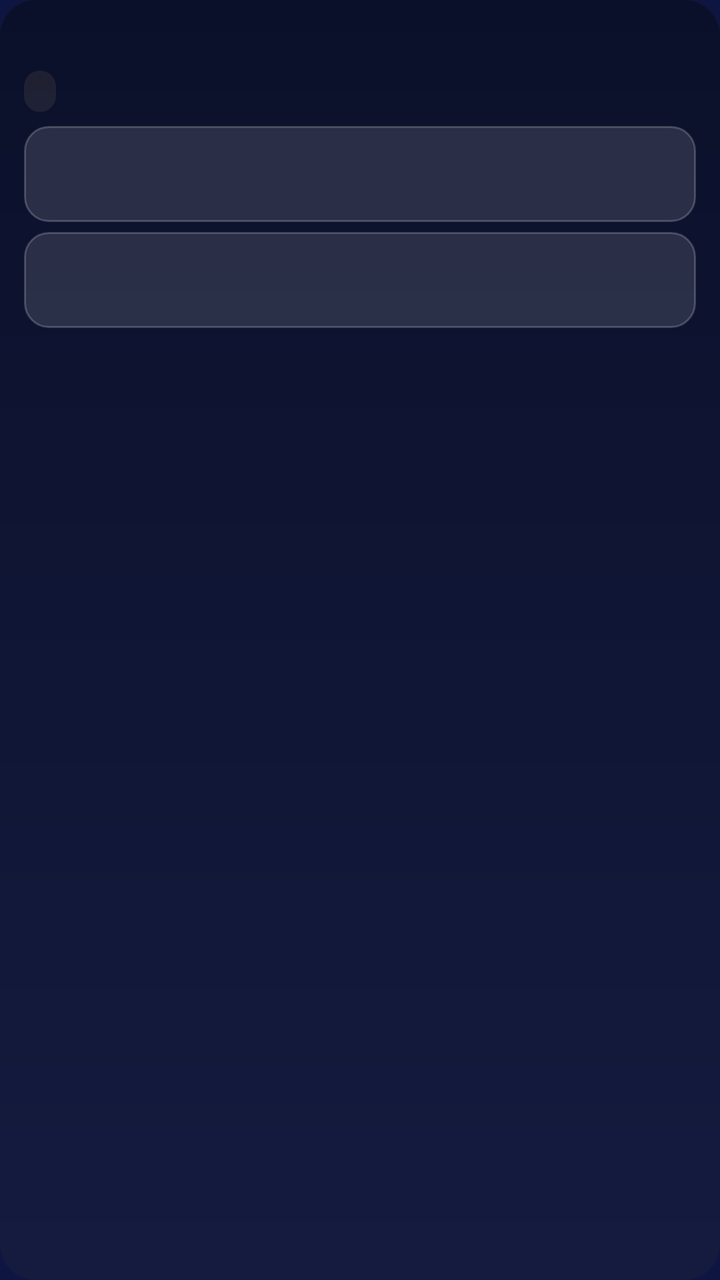
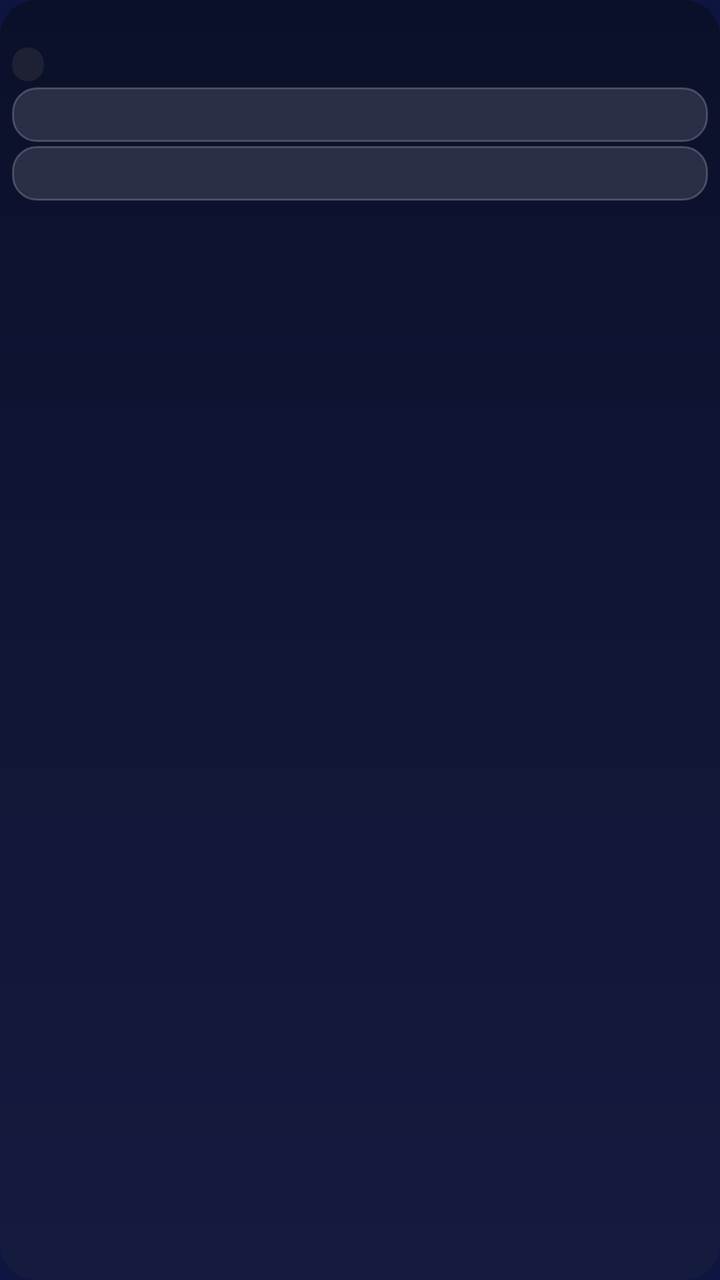

Screens rendered from an Android XML layout before and after an edit, with the pre-edit source and the edit as a unified diff.
<!-- AndroidManifest.xml: application theme Theme.Mawaqiti -->
<!-- res/layout/widget_mawaqiti_en.xml -->
<?xml version="1.0" encoding="utf-8"?>
<LinearLayout xmlns:android="http://schemas.android.com/apk/res/android"
    android:id="@+id/widget_root"
    android:layout_width="match_parent"
    android:layout_height="match_parent"
    android:background="@drawable/widget_background"
    android:layoutDirection="ltr"
    android:orientation="vertical"
    android:padding="12dp">

    
    <LinearLayout
        android:layout_width="match_parent"
        android:layout_height="wrap_content"
        android:gravity="center_vertical"
        android:orientation="horizontal">

        <TextView
            android:id="@+id/widget_wordmark"
            android:layout_width="wrap_content"
            android:layout_height="wrap_content"
            android:gravity="start|center_vertical"
            android:maxLines="1"
            android:textColor="@color/widget_gold"
            android:textSize="12sp"
            android:textStyle="bold" />

        <TextView
            android:id="@+id/widget_city"
            android:layout_width="0dp"
            android:layout_height="wrap_content"
            android:layout_marginStart="@dimen/widget_row_gap"
            android:layout_weight="1"
            android:ellipsize="end"
            android:gravity="end|center_vertical"
            android:maxLines="1"
            android:textColor="@color/widget_text"
            android:textSize="15sp"
            android:textStyle="bold" />
    </LinearLayout>

    
    <LinearLayout
        android:layout_width="match_parent"
        android:layout_height="wrap_content"
        android:layout_marginTop="3dp"
        android:gravity="center_vertical"
        android:orientation="horizontal">

        <TextView
            android:id="@+id/widget_next"
            android:layout_width="wrap_content"
            android:layout_height="wrap_content"
            android:background="@drawable/widget_gold_pill"
            android:ellipsize="end"
            android:maxLines="1"
            android:paddingStart="8dp"
            android:paddingTop="3dp"
            android:paddingEnd="8dp"
            android:paddingBottom="3dp"
            android:textColor="@color/widget_gold"
            android:textSize="11sp"
            android:textStyle="bold" />

        <TextView
            android:id="@+id/widget_date"
            android:layout_width="0dp"
            android:layout_height="wrap_content"
            android:layout_marginStart="8dp"
            android:layout_weight="1"
            android:ellipsize="end"
            android:gravity="end|center_vertical"
            android:maxLines="1"
            android:textColor="@color/widget_text_muted"
            android:textSize="11sp" />
    </LinearLayout>

    
    <LinearLayout
        android:layout_width="match_parent"
        android:layout_height="wrap_content"
        android:layout_marginTop="7dp"
        android:background="@drawable/widget_glass_row"
        android:baselineAligned="false"
        android:orientation="horizontal"
        android:paddingTop="7dp"
        android:paddingBottom="7dp">

        <LinearLayout
            android:layout_width="0dp"
            android:layout_height="wrap_content"
            android:layout_weight="1"
            android:gravity="center"
            android:orientation="vertical">

            <TextView
                android:id="@+id/widget_fajr_name"
                android:layout_width="wrap_content"
                android:layout_height="wrap_content"
                android:maxLines="1"
                android:textColor="@color/widget_text_muted"
                android:textSize="10sp" />

            <TextView
                android:id="@+id/widget_fajr_time"
                android:layout_width="wrap_content"
                android:layout_height="wrap_content"
                android:maxLines="1"
                android:textColor="@color/widget_text"
                android:textSize="15sp"
                android:textStyle="bold" />
        </LinearLayout>

        <LinearLayout
            android:layout_width="0dp"
            android:layout_height="wrap_content"
            android:layout_weight="1"
            android:gravity="center"
            android:orientation="vertical">

            <TextView
                android:id="@+id/widget_sunrise_name"
                android:layout_width="wrap_content"
                android:layout_height="wrap_content"
                android:maxLines="1"
                android:textColor="@color/widget_text_muted"
                android:textSize="10sp" />

            <TextView
                android:id="@+id/widget_sunrise_time"
                android:layout_width="wrap_content"
                android:layout_height="wrap_content"
                android:maxLines="1"
                android:textColor="@color/widget_text"
                android:textSize="15sp"
                android:textStyle="bold" />
        </LinearLayout>

        <LinearLayout
            android:layout_width="0dp"
            android:layout_height="wrap_content"
            android:layout_weight="1"
            android:gravity="center"
            android:orientation="vertical">

            <TextView
                android:id="@+id/widget_dhuhr_name"
                android:layout_width="wrap_content"
                android:layout_height="wrap_content"
                android:maxLines="1"
                android:textColor="@color/widget_text_muted"
                android:textSize="10sp" />

            <TextView
                android:id="@+id/widget_dhuhr_time"
                android:layout_width="wrap_content"
                android:layout_height="wrap_content"
                android:maxLines="1"
                android:textColor="@color/widget_text"
                android:textSize="15sp"
                android:textStyle="bold" />
        </LinearLayout>
    </LinearLayout>

    
    <LinearLayout
        android:layout_width="match_parent"
        android:layout_height="wrap_content"
        android:layout_marginTop="5dp"
        android:background="@drawable/widget_glass_row"
        android:baselineAligned="false"
        android:orientation="horizontal"
        android:paddingTop="7dp"
        android:paddingBottom="7dp">

        <LinearLayout
            android:layout_width="0dp"
            android:layout_height="wrap_content"
            android:layout_weight="1"
            android:gravity="center"
            android:orientation="vertical">

            <TextView
                android:id="@+id/widget_asr_name"
                android:layout_width="wrap_content"
                android:layout_height="wrap_content"
                android:maxLines="1"
                android:textColor="@color/widget_text_muted"
                android:textSize="10sp" />

            <TextView
                android:id="@+id/widget_asr_time"
                android:layout_width="wrap_content"
                android:layout_height="wrap_content"
                android:maxLines="1"
                android:textColor="@color/widget_text"
                android:textSize="15sp"
                android:textStyle="bold" />
        </LinearLayout>

        <LinearLayout
            android:layout_width="0dp"
            android:layout_height="wrap_content"
            android:layout_weight="1"
            android:gravity="center"
            android:orientation="vertical">

            <TextView
                android:id="@+id/widget_maghrib_name"
                android:layout_width="wrap_content"
                android:layout_height="wrap_content"
                android:maxLines="1"
                android:textColor="@color/widget_text_muted"
                android:textSize="10sp" />

            <TextView
                android:id="@+id/widget_maghrib_time"
                android:layout_width="wrap_content"
                android:layout_height="wrap_content"
                android:maxLines="1"
                android:textColor="@color/widget_text"
                android:textSize="15sp"
                android:textStyle="bold" />
        </LinearLayout>

        <LinearLayout
            android:layout_width="0dp"
            android:layout_height="wrap_content"
            android:layout_weight="1"
            android:gravity="center"
            android:orientation="vertical">

            <TextView
                android:id="@+id/widget_isha_name"
                android:layout_width="wrap_content"
                android:layout_height="wrap_content"
                android:maxLines="1"
                android:textColor="@color/widget_text_muted"
                android:textSize="10sp" />

            <TextView
                android:id="@+id/widget_isha_time"
                android:layout_width="wrap_content"
                android:layout_height="wrap_content"
                android:maxLines="1"
                android:textColor="@color/widget_text"
                android:textSize="15sp"
                android:textStyle="bold" />
        </LinearLayout>
    </LinearLayout>
</LinearLayout>
<!-- resources referenced by this layout -->
<resources>
  <color name="widget_gold">#FFD98A</color>
  <color name="widget_text">#F3F5FF</color>
  <color name="widget_text_muted">#AEB7D6</color>
  <dimen name="widget_row_gap">12dp</dimen>
  <!-- drawable widget_background (drawable) -->
  <?xml version="1.0" encoding="utf-8"?>
  <shape xmlns:android="http://schemas.android.com/apk/res/android"
      android:shape="rectangle">
      <gradient
          android:angle="270"
          android:startColor="@color/widget_night_top"
          android:endColor="@color/widget_night_bottom"
          android:type="linear" />
      <corners android:radius="18dp" />
  </shape>
  <!-- drawable widget_glass_row (drawable) -->
  <?xml version="1.0" encoding="utf-8"?>
  <shape xmlns:android="http://schemas.android.com/apk/res/android"
      android:shape="rectangle">
      <solid android:color="@color/widget_glass" />
      <stroke
          android:width="1dp"
          android:color="@color/widget_glass_border" />
      <corners android:radius="12dp" />
  </shape>
  <!-- drawable widget_gold_pill (drawable) -->
  <?xml version="1.0" encoding="utf-8"?>
  <shape xmlns:android="http://schemas.android.com/apk/res/android"
      android:shape="rectangle">
      <solid android:color="#14FFD98A" />
      <corners android:radius="12dp" />
  </shape>
  <style name="Theme.Mawaqiti" parent="Theme.AppCompat.DayNight.NoActionBar">
          <item name="android:windowBackground">@color/mawaqiti_background</item>
          <item name="android:statusBarColor">@android:color/transparent</item>
          <item name="android:navigationBarColor">@android:color/transparent</item>
          <item name="android:windowLightStatusBar">false</item>
      </style>
  <color name="widget_night_top">#0B102A</color>
  <color name="widget_night_bottom">#141B3F</color>
  <color name="widget_glass">#1FFFFFFF</color>
  <color name="widget_glass_border">#33FFFFFF</color>
  <color name="mawaqiti_background">#0E1540</color>
</resources>

<!-- the commit's change to res/layout/widget_mawaqiti_en.xml (unified diff, before → after) -->
@@ -6,7 +6,7 @@
     android:background="@drawable/widget_background"
     android:layoutDirection="ltr"
     android:orientation="vertical"
-    android:padding="12dp">
+    android:padding="6dp">
 
     
     <LinearLayout
@@ -22,7 +22,7 @@
             android:gravity="start|center_vertical"
             android:maxLines="1"
             android:textColor="@color/widget_gold"
-            android:textSize="12sp"
+            android:textSize="10sp"
             android:textStyle="bold" />
 
         <TextView
@@ -35,7 +35,7 @@
             android:gravity="end|center_vertical"
             android:maxLines="1"
             android:textColor="@color/widget_text"
-            android:textSize="15sp"
+            android:textSize="11sp"
             android:textStyle="bold" />
     </LinearLayout>
 
@@ -59,7 +59,7 @@
             android:paddingEnd="8dp"
             android:paddingBottom="3dp"
             android:textColor="@color/widget_gold"
-            android:textSize="11sp"
+            android:textSize="8sp"
             android:textStyle="bold" />
 
         <TextView
@@ -72,19 +72,19 @@
             android:gravity="end|center_vertical"
             android:maxLines="1"
             android:textColor="@color/widget_text_muted"
-            android:textSize="11sp" />
-    </LinearLayout>
-
-    
-    <LinearLayout
-        android:layout_width="match_parent"
-        android:layout_height="wrap_content"
-        android:layout_marginTop="7dp"
+            android:textSize="8sp" />
+    </LinearLayout>
+
+    
+    <LinearLayout
+        android:layout_width="match_parent"
+        android:layout_height="wrap_content"
+        android:layout_marginTop="3dp"
         android:background="@drawable/widget_glass_row"
         android:baselineAligned="false"
         android:orientation="horizontal"
-        android:paddingTop="7dp"
-        android:paddingBottom="7dp">
+        android:paddingTop="2dp"
+        android:paddingBottom="2dp">
 
         <LinearLayout
             android:layout_width="0dp"
@@ -99,7 +99,7 @@
                 android:layout_height="wrap_content"
                 android:maxLines="1"
                 android:textColor="@color/widget_text_muted"
-                android:textSize="10sp" />
+                android:textSize="7sp" />
 
             <TextView
                 android:id="@+id/widget_fajr_time"
@@ -107,7 +107,7 @@
                 android:layout_height="wrap_content"
                 android:maxLines="1"
                 android:textColor="@color/widget_text"
-                android:textSize="15sp"
+                android:textSize="10sp"
                 android:textStyle="bold" />
         </LinearLayout>
 
@@ -124,7 +124,7 @@
                 android:layout_height="wrap_content"
                 android:maxLines="1"
                 android:textColor="@color/widget_text_muted"
-                android:textSize="10sp" />
+                android:textSize="7sp" />
 
             <TextView
                 android:id="@+id/widget_sunrise_time"
@@ -132,7 +132,7 @@
                 android:layout_height="wrap_content"
                 android:maxLines="1"
                 android:textColor="@color/widget_text"
-                android:textSize="15sp"
+                android:textSize="10sp"
                 android:textStyle="bold" />
         </LinearLayout>
 
@@ -149,7 +149,7 @@
                 android:layout_height="wrap_content"
                 android:maxLines="1"
                 android:textColor="@color/widget_text_muted"
-                android:textSize="10sp" />
+                android:textSize="7sp" />
 
             <TextView
                 android:id="@+id/widget_dhuhr_time"
@@ -157,21 +157,21 @@
                 android:layout_height="wrap_content"
                 android:maxLines="1"
                 android:textColor="@color/widget_text"
-                android:textSize="15sp"
-                android:textStyle="bold" />
-        </LinearLayout>
-    </LinearLayout>
-
-    
-    <LinearLayout
-        android:layout_width="match_parent"
-        android:layout_height="wrap_content"
-        android:layout_marginTop="5dp"
+                android:textSize="10sp"
+                android:textStyle="bold" />
+        </LinearLayout>
+    </LinearLayout>
+
+    
+    <LinearLayout
+        android:layout_width="match_parent"
+        android:layout_height="wrap_content"
+        android:layout_marginTop="2dp"
         android:background="@drawable/widget_glass_row"
         android:baselineAligned="false"
         android:orientation="horizontal"
-        android:paddingTop="7dp"
-        android:paddingBottom="7dp">
+        android:paddingTop="2dp"
+        android:paddingBottom="2dp">
 
         <LinearLayout
             android:layout_width="0dp"
@@ -186,7 +186,7 @@
                 android:layout_height="wrap_content"
                 android:maxLines="1"
                 android:textColor="@color/widget_text_muted"
-                android:textSize="10sp" />
+                android:textSize="7sp" />
 
             <TextView
                 android:id="@+id/widget_asr_time"
@@ -194,7 +194,7 @@
                 android:layout_height="wrap_content"
                 android:maxLines="1"
                 android:textColor="@color/widget_text"
-                android:textSize="15sp"
+                android:textSize="10sp"
                 android:textStyle="bold" />
         </LinearLayout>
 
@@ -211,7 +211,7 @@
                 android:layout_height="wrap_content"
                 android:maxLines="1"
                 android:textColor="@color/widget_text_muted"
-                android:textSize="10sp" />
+                android:textSize="7sp" />
 
             <TextView
                 android:id="@+id/widget_maghrib_time"
@@ -219,7 +219,7 @@
                 android:layout_height="wrap_content"
                 android:maxLines="1"
                 android:textColor="@color/widget_text"
-                android:textSize="15sp"
+                android:textSize="10sp"
                 android:textStyle="bold" />
         </LinearLayout>
 
@@ -236,7 +236,7 @@
                 android:layout_height="wrap_content"
                 android:maxLines="1"
                 android:textColor="@color/widget_text_muted"
-                android:textSize="10sp" />
+                android:textSize="7sp" />
 
             <TextView
                 android:id="@+id/widget_isha_time"
@@ -244,7 +244,7 @@
                 android:layout_height="wrap_content"
                 android:maxLines="1"
                 android:textColor="@color/widget_text"
-                android:textSize="15sp"
+                android:textSize="10sp"
                 android:textStyle="bold" />
         </LinearLayout>
     </LinearLayout>
